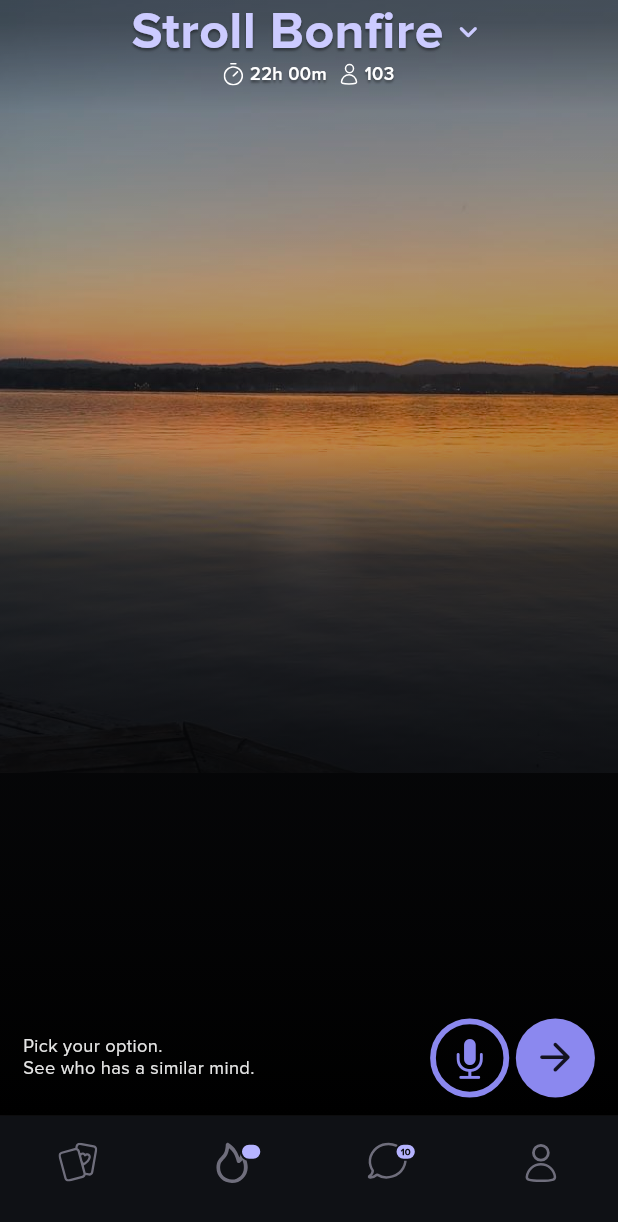
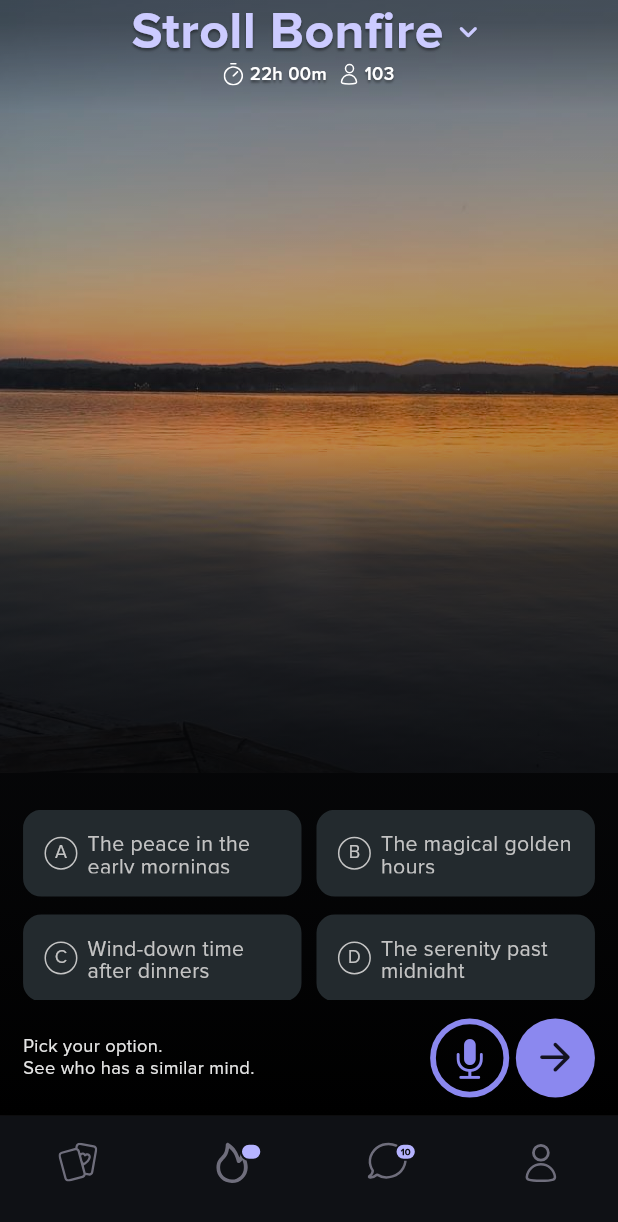
Before and after one commit to priscillaabhulimen/stroll_test, a Flutter app: the screen it shows after launch, on a phone screen of 412 x 824 dp. Shown: the top 1222 px of the screen. Run offline on Flutter 3.47's test engine with Material 3 defaults, Android fonts, the phone set to English and light mode, and no system bars; our stand-ins replace flutter_screenutil, flutter_svg, freezed_annotation, go_router, vector_graphics.

Commit message:
`feat: updated BonfireHomeView and BonfireHomeViewModel to include option selection feature`

```diff
--- /dev/null
+++ b/lib/core/models/option.dart
@@ -0,0 +1,11 @@
+import 'package:freezed_annotation/freezed_annotation.dart';
+
+part 'option.freezed.dart';
+
+@freezed
+class OptionObject with _$OptionObject {
+  factory OptionObject({
+    required String id,
+    required String title,
+  }) = _OptionObject;
+}
--- a/lib/ui/features/bonfire_home/presentation/view.dart
+++ b/lib/ui/features/bonfire_home/presentation/view.dart
@@ -5,6 +5,7 @@ import 'package:stroll_test/core/config/module/base_screen.dart';
 import 'package:stroll_test/core/gen/assets.gen.dart';
 import 'package:stroll_test/core/gen/colors.gen.dart';
 import 'package:stroll_test/core/gen/fonts.gen.dart';
+import 'package:stroll_test/core/models/option.dart';
 import 'package:stroll_test/core/utils/extensions.dart';
 
 import 'view_model.dart';
@@ -29,7 +30,7 @@ class BonfireHomeView extends StatelessWidget {
                 radialFade(),
                 SafeArea(
                   bottom: false,
-                  child: body(context),
+                  child: body(context, model),
                 )
               ],
             ),
@@ -78,7 +79,8 @@ class BonfireHomeView extends StatelessWidget {
     );
   }
 
-  Container body(BuildContext context) => Container(
+  Container body(BuildContext context, BonfireHomeViewModel model) {
+    return Container(
       height: double.infinity,
       width: double.infinity,
       decoration: BoxDecoration(
@@ -98,7 +100,99 @@ class BonfireHomeView extends StatelessWidget {
           strollBonfireText(),
           countdownText(),
           const Spacer(),
-            Padding(
+          SizedBox(
+            height: 115.h,
+            child: Row(
+              children: [],
+            ),
+          ),
+          12.verticalGap,
+          optionsSection(model),
+          12.verticalGap,
+          lastRow()
+        ],
+      ),
+    );
+  }
+
+  Container optionsSection(BonfireHomeViewModel model) {
+    return Container(
+      height: 125.h,
+      padding: EdgeInsets.symmetric(horizontal: 14.w),
+      child: GridView.builder(
+        gridDelegate: SliverGridDelegateWithFixedCrossAxisCount(
+          crossAxisCount: 2,
+          crossAxisSpacing: 10,
+          mainAxisSpacing: 12,
+          mainAxisExtent: 57.h,
+        ),
+        itemCount: model.options.length,
+        itemBuilder: (context, i) {
+          bool isSelected = i == model.optionIndex;
+          return optionTile(isSelected, model.options[i]).onTap(() {
+            model.optionIndex = i;
+          });
+        },
+      ),
+    );
+  }
+
+  Container optionTile(bool isSelected, OptionObject item) {
+    return Container(
+      height: 57.h,
+      padding: EdgeInsets.symmetric(horizontal: 10.w, vertical: 12.h),
+      decoration: BoxDecoration(
+        color: StrollColors.darkGrey,
+        borderRadius: BorderRadius.circular(12.r),
+        border: Border.all(
+          color: isSelected ? StrollColors.primary : StrollColors.darkGrey,
+          width: 3.w,
+        ),
+      ),
+      child: Row(
+        children: [
+          Container(
+            height: 20.dm,
+            width: 20.dm,
+            decoration: BoxDecoration(
+              color: isSelected ? StrollColors.primary : Colors.transparent,
+              border: Border.all(
+                color: isSelected
+                    ? StrollColors.primary
+                    : StrollColors.subtitleWhite,
+              ),
+              shape: BoxShape.circle,
+            ),
+            alignment: Alignment.center,
+            child: Text(
+              item.id,
+              style: TextStyle(
+                fontSize: 12.sp,
+                height: 14.62.toLineHeight(14),
+                fontWeight: FontWeight.w400,
+                color: StrollColors.subtitleWhite,
+              ),
+            ),
+          ),
+          6.horizontalGap,
+          Expanded(
+            child: Text(
+              item.title,
+              style: TextStyle(
+                fontSize: 14.sp,
+                height: 14.7.toLineHeight(14),
+                fontWeight: FontWeight.w400,
+                color: StrollColors.subtitleWhite,
+              ),
+            ),
+          )
+        ],
+      ),
+    );
+  }
+
+  Widget lastRow() {
+    return Padding(
       padding: EdgeInsets.only(bottom: 12.h, left: 14.w, right: 14.w),
       child: Row(
         children: [
@@ -110,8 +204,7 @@ class BonfireHomeView extends StatelessWidget {
             height: 48.dm,
             width: 48.dm,
             decoration: BoxDecoration(
-                      border:
-                          Border.all(color: StrollColors.primary, width: 3.5.w),
+              border: Border.all(color: StrollColors.primary, width: 3.5.w),
               shape: BoxShape.circle,
             ),
             alignment: Alignment.center,
@@ -137,10 +230,8 @@ class BonfireHomeView extends StatelessWidget {
           )
         ],
       ),
-            )
-          ],
-        ),
     );
+  }
 
   Column pickColumn() {
     return Column(
--- a/lib/ui/features/bonfire_home/presentation/view_model.dart
+++ b/lib/ui/features/bonfire_home/presentation/view_model.dart
@@ -1,6 +1,33 @@
 import 'package:flutter/material.dart';
 import 'package:stroll_test/core/config/module/base_view_model.dart';
+import 'package:stroll_test/core/models/option.dart';
 
 class BonfireHomeViewModel extends BaseViewModel {
   init(BuildContext context) {}
+
+  int? _optionIndex;
+  int? get optionIndex => _optionIndex;
+  set optionIndex(int? i) {
+    _optionIndex = i;
+    notifyListeners();
+  }
+
+  List<OptionObject> options = [
+    OptionObject(
+      id: 'A',
+      title: 'The peace in the early mornings',
+    ),
+    OptionObject(
+      id: 'B',
+      title: 'The magical golden hours',
+    ),
+    OptionObject(
+      id: 'C',
+      title: 'Wind-down time after dinners',
+    ),
+    OptionObject(
+      id: 'D',
+      title: 'The serenity past midnight',
+    ),
+  ];
 }
```
Also changed, not shown: assets/images/png/avatar.jpeg (added), lib/core/models/option.freezed.dart (added). Lines whose indentation alone changed are shown as unchanged.
